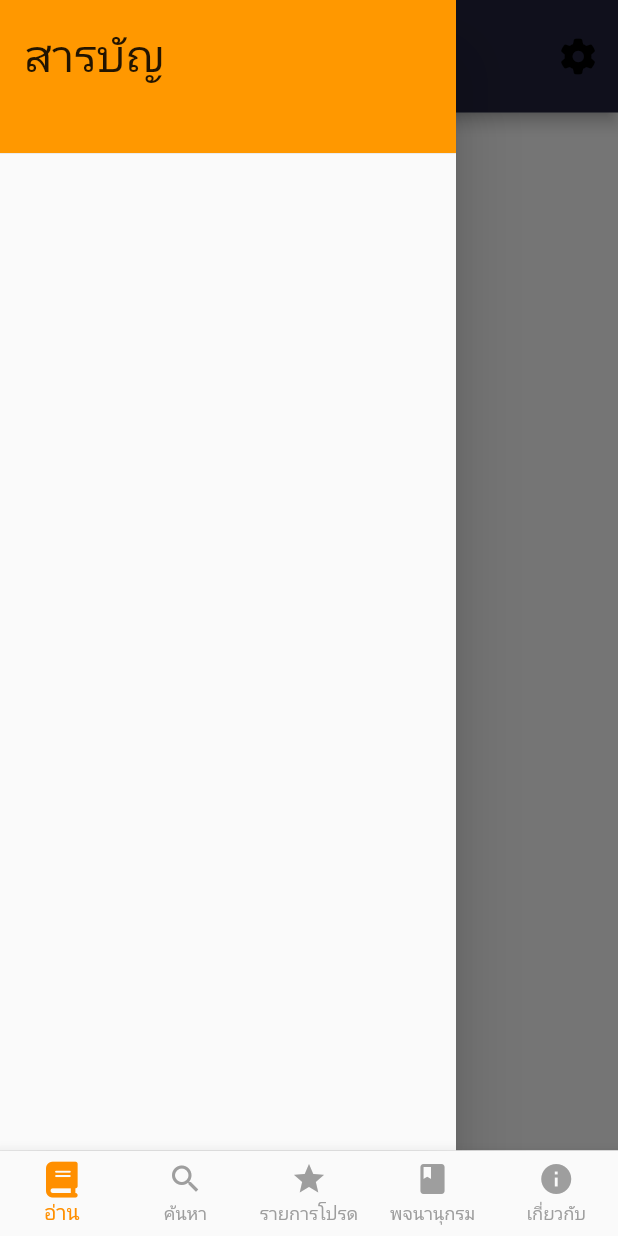
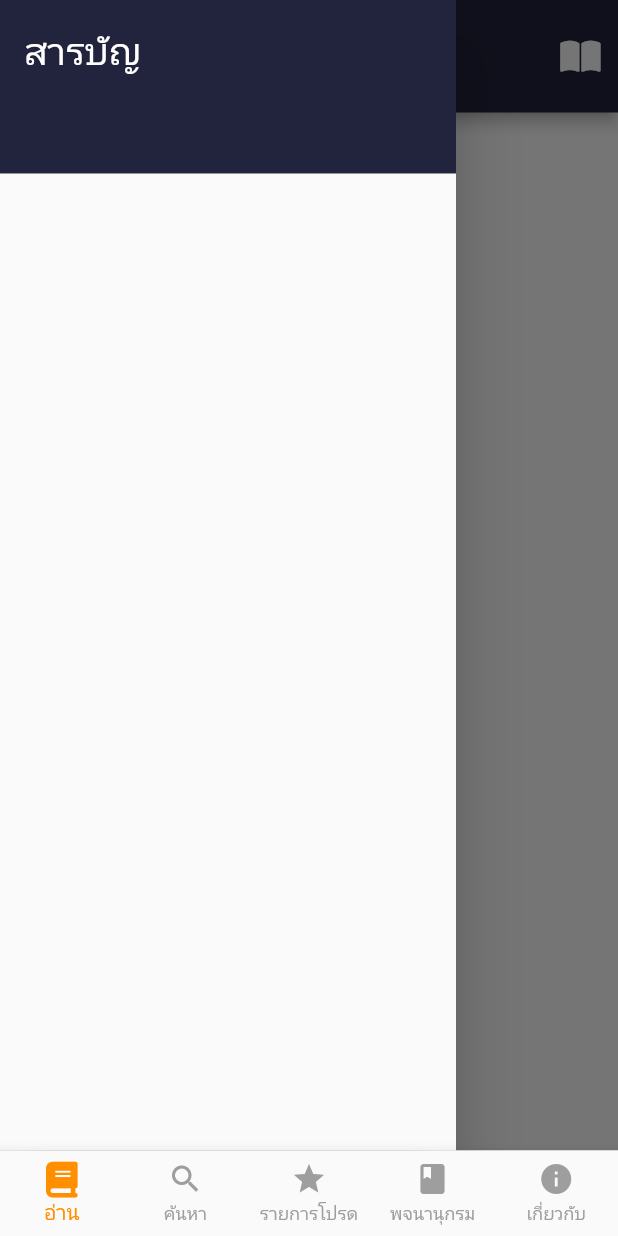
Before and after one commit to sautechnologygroup/buddhadham, a Flutter app: the screen it shows after launch, with the side drawer open, on a phone screen of 412 x 824 dp. Run offline on Flutter 3.47's test engine with Material 2 defaults, Android fonts, the phone set to English and light mode, and no system bars; our stand-ins replace flutter_widget_from_html_core, font_awesome_flutter, google_fonts; Roboto replaces fonts that are missing (Charmonman).

Commit message:
Update screenForRead.dart

```diff
--- a/lib/views/screenForRead.dart
+++ b/lib/views/screenForRead.dart
@@ -81,7 +81,7 @@ class _ReadScreenState extends State<ReadScreen> {
                   'ขนาดตัวอักษร',
                   style: GoogleFonts.sarabun(
                       fontSize: 20,
-                      color: AppColors().textColor,
+                      color: AppColors().readtextColor,
                       fontWeight: FontWeight.bold),
                 ),
               ),
@@ -95,7 +95,7 @@ class _ReadScreenState extends State<ReadScreen> {
                 divisions: 90,
                 min: 10.0,
                 max: MediaQuery.of(context).textScaleFactor * 100.0,
-                label: AppTextSetting.APP_FONTSIZE_READ.toInt().toString(),
+                // label: AppTextSetting.APP_FONTSIZE_READ.toInt().toString(),
               ),
               Padding(
                 padding: const EdgeInsets.only(left: 40, right: 40),
@@ -114,8 +114,8 @@ class _ReadScreenState extends State<ReadScreen> {
                       AppTextSetting.APP_FONTSIZE_READ.toInt().toString(),
                       style: GoogleFonts.sarabun(
                         fontSize: 20,
-                        fontWeight: FontWeight.w200,
-                        color: AppColors().textColor,
+                        fontWeight: FontWeight.w300,
+                        color: AppColors().readtextColor,
                       ),
                     ),
                     IconButton(
@@ -150,17 +150,18 @@ class _ReadScreenState extends State<ReadScreen> {
                         fontWeight: FontWeight.bold,
                       ),
                     ),
-                    Text(
-                      '(${thaiNumDigit(AppTextSetting.INDEX_PAGE.toStringAsFixed(0))})',
-                      style: GoogleFonts.charmonman(
-                        fontSize: 20,
-                      ),
-                    ),
+                    // Text(
+                    //   '(${thaiNumDigit(AppTextSetting.INDEX_PAGE.toStringAsFixed(0))})',
+                    //   style: GoogleFonts.charmonman(
+                    //     fontSize: 20,
+                    //   ),
+                    // ),
                   ],
                 ),
               ),
               Slider(
                 value: AppTextSetting.INDEX_PAGE,
+
                 onChanged: (double newValue) {
                   setState(() {
                     AppTextSetting.INDEX_PAGE = newValue;
@@ -170,8 +171,8 @@ class _ReadScreenState extends State<ReadScreen> {
                 },
                 divisions: (numAllPage - 1).toInt(),
                 min: 1.0,
-                max: numAllPage,
-                label: AppTextSetting.INDEX_PAGE.toInt().toString(),
+                max: 1300,
+                // label: AppTextSetting.INDEX_PAGE.toInt().toString(),
               ),
               Padding(
                 padding: const EdgeInsets.only(left: 40, right: 40, bottom: 10),
@@ -200,7 +201,7 @@ class _ReadScreenState extends State<ReadScreen> {
                           controller: _controllerTextField,
                           decoration: InputDecoration(
                             border: OutlineInputBorder(),
-                            hintText: 'ไปหน้าที่?',
+                            hintText: 'ไปหน้าที่',
                           ),
                           onSubmitted: (String value) {
                             setState(() {
@@ -255,13 +256,17 @@ class _ReadScreenState extends State<ReadScreen> {
                 crossAxisAlignment: CrossAxisAlignment.stretch,
                 children: <Widget>[
                   SizedBox(
-                    height: 110,
+                    height: MediaQuery.of(context).size.height * 0.15,
                     child: DrawerHeader(
-                      decoration: BoxDecoration(color: Colors.orange),
-                      child: Text('สารบัญ',
-                          style: GoogleFonts.charmonman(
-                            fontSize: 30,
-                          )),
+                      decoration:
+                          BoxDecoration(color: AppColors().primaryColor),
+                      child: Text(
+                        'สารบัญ',
+                        style: GoogleFonts.charmonman(
+                          fontSize: 25,
+                          color: AppColors().textColor,
+                        ),
+                      ),
                     ),
                   ),
                   Expanded(
@@ -364,9 +369,9 @@ class _ReadScreenState extends State<ReadScreen> {
             child: GestureDetector(
               onTap: () => _scaffoldKey.currentState!.openEndDrawer(),
               child: Icon(
-                FontAwesomeIcons.cog,
+                FontAwesomeIcons.bookOpen,
                 // size: 35,
-                color: AppColors().iconColor,
+                color: Colors.white,
               ),
             ),
           ),
```
